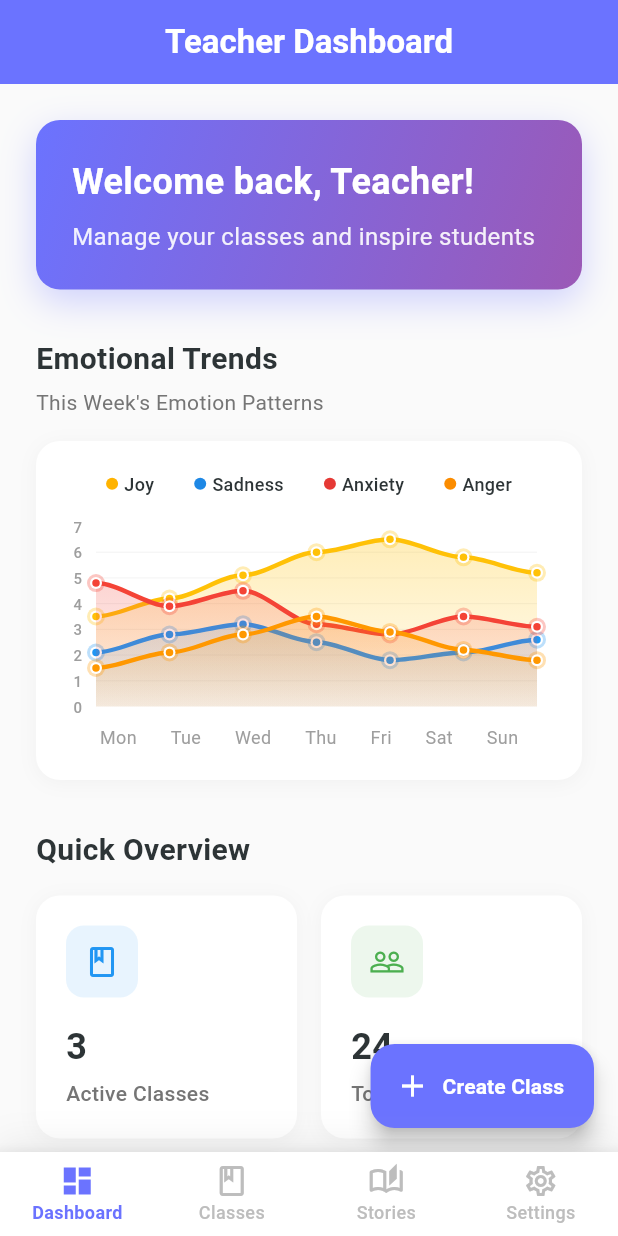
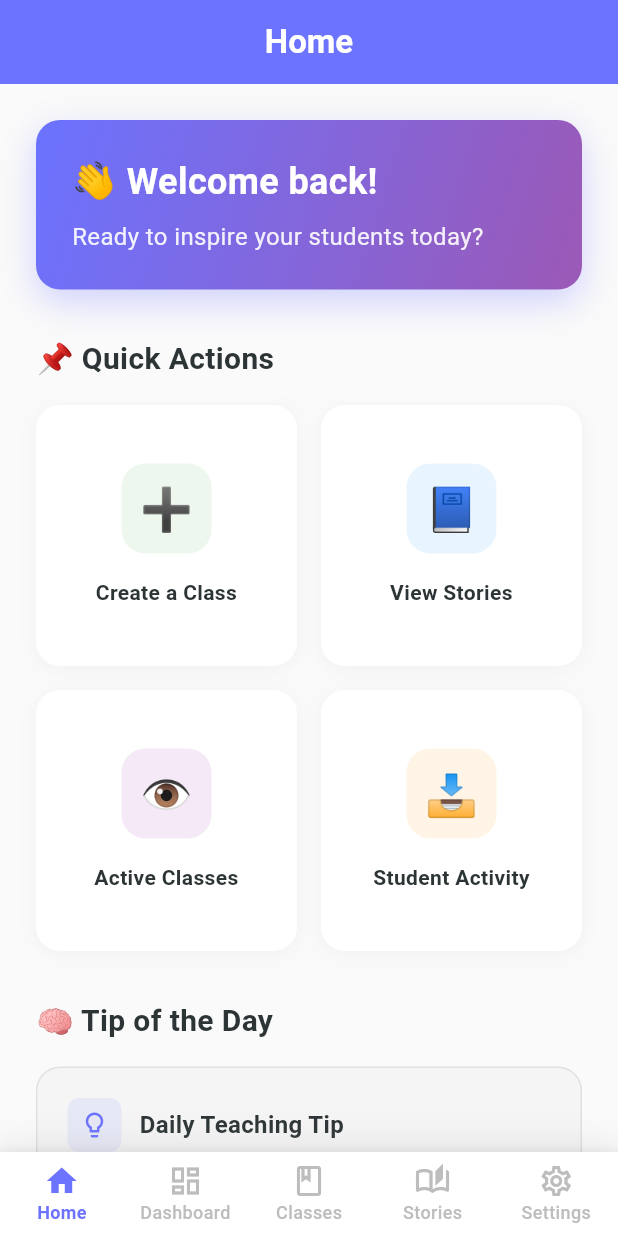
Before and after one commit to DalenVilla/Story-Buddy, a Flutter app: the TeacherHomeScreen screen opened directly, on a phone screen of 412 x 824 dp. Run offline on Flutter 3.47's test engine with Material 3 defaults, Android fonts, the phone set to English and light mode, and no system bars.

Commit message:
added homescreen teacher

```diff
--- /dev/null
+++ b/lib/screens/teacher/teacher_actual_home_screen.dart
@@ -0,0 +1,295 @@
+import 'package:flutter/material.dart';
+import 'teacher_classes_screen.dart';
+import 'teacher_dashboard_screen.dart';
+
+class TeacherActualHomeScreen extends StatelessWidget {
+  final Function(int)? onNavigate;
+
+  const TeacherActualHomeScreen({super.key, this.onNavigate});
+
+  @override
+  Widget build(BuildContext context) {
+    return Scaffold(
+      backgroundColor: Colors.grey[50],
+      appBar: AppBar(
+        title: const Text(
+          'Home',
+          style: TextStyle(
+            fontWeight: FontWeight.w600,
+            color: Colors.white,
+          ),
+        ),
+        backgroundColor: const Color(0xFF6B73FF),
+        elevation: 0,
+        centerTitle: true,
+      ),
+      body: SingleChildScrollView(
+        padding: const EdgeInsets.all(24),
+        child: Column(
+          crossAxisAlignment: CrossAxisAlignment.start,
+          children: [
+            // Welcome Section
+            Container(
+              width: double.infinity,
+              padding: const EdgeInsets.all(24),
+              decoration: BoxDecoration(
+                gradient: const LinearGradient(
+                  colors: [Color(0xFF6B73FF), Color(0xFF9B59B6)],
+                  begin: Alignment.topLeft,
+                  end: Alignment.bottomRight,
+                ),
+                borderRadius: BorderRadius.circular(16),
+                boxShadow: [
+                  BoxShadow(
+                    color: const Color(0xFF6B73FF).withOpacity(0.3),
+                    blurRadius: 20,
+                    offset: const Offset(0, 8),
+                  ),
+                ],
+              ),
+              child: Column(
+                crossAxisAlignment: CrossAxisAlignment.start,
+                children: [
+                  const Text(
+                    '👋 Welcome back!',
+                    style: TextStyle(
+                      fontSize: 24,
+                      fontWeight: FontWeight.bold,
+                      color: Colors.white,
+                    ),
+                  ),
+                  const SizedBox(height: 8),
+                  Text(
+                    'Ready to inspire your students today?',
+                    style: TextStyle(
+                      fontSize: 16,
+                      color: Colors.white.withOpacity(0.9),
+                    ),
+                  ),
+                ],
+              ),
+            ),
+
+            const SizedBox(height: 32),
+
+            // Quick Actions Section
+            const Text(
+              '📌 Quick Actions',
+              style: TextStyle(
+                fontSize: 20,
+                fontWeight: FontWeight.bold,
+                color: Color(0xFF2D3436),
+              ),
+            ),
+            const SizedBox(height: 16),
+
+            // Quick Action Cards Grid
+            GridView.count(
+              crossAxisCount: 2,
+              crossAxisSpacing: 16,
+              mainAxisSpacing: 16,
+              shrinkWrap: true,
+              physics: const NeverScrollableScrollPhysics(),
+              children: [
+                _buildQuickActionCard(
+                  context,
+                  title: 'Create a Class',
+                  icon: Icons.add_circle_outline,
+                  emoji: '➕',
+                  color: Colors.green,
+                  onTap: () => _showCreateClassDialog(context),
+                ),
+                _buildQuickActionCard(
+                  context,
+                  title: 'View Stories',
+                  icon: Icons.auto_stories_outlined,
+                  emoji: '📘',
+                  color: Colors.blue,
+                  onTap: () {
+                    if (onNavigate != null) {
+                      onNavigate!(3); // Navigate to Stories tab
+                    }
+                  },
+                ),
+                _buildQuickActionCard(
+                  context,
+                  title: 'Active Classes',
+                  icon: Icons.visibility_outlined,
+                  emoji: '👁',
+                  color: Colors.purple,
+                  onTap: () {
+                    if (onNavigate != null) {
+                      onNavigate!(2); // Navigate to Classes tab
+                    }
+                  },
+                ),
+                _buildQuickActionCard(
+                  context,
+                  title: 'Student Activity',
+                  icon: Icons.inbox_outlined,
+                  emoji: '📥',
+                  color: Colors.orange,
+                  onTap: () {
+                    if (onNavigate != null) {
+                      onNavigate!(1); // Navigate to Dashboard tab
+                    }
+                  },
+                ),
+              ],
+            ),
+
+            const SizedBox(height: 32),
+
+            // Tip of the Day Section
+            const Text(
+              '🧠 Tip of the Day',
+              style: TextStyle(
+                fontSize: 20,
+                fontWeight: FontWeight.bold,
+                color: Color(0xFF2D3436),
+              ),
+            ),
+            const SizedBox(height: 16),
+
+            _buildTipOfTheDayCard(),
+
+            const SizedBox(height: 24),
+          ],
+        ),
+      ),
+    );
+  }
+
+  Widget _buildQuickActionCard(
+    BuildContext context, {
+    required String title,
+    required IconData icon,
+    required String emoji,
+    required Color color,
+    required VoidCallback onTap,
+  }) {
+    return GestureDetector(
+      onTap: onTap,
+      child: Container(
+        padding: const EdgeInsets.all(20),
+        decoration: BoxDecoration(
+          color: Colors.white,
+          borderRadius: BorderRadius.circular(16),
+          boxShadow: [
+            BoxShadow(
+              color: Colors.grey.withOpacity(0.1),
+              blurRadius: 10,
+              offset: const Offset(0, 2),
+            ),
+          ],
+        ),
+        child: Column(
+          mainAxisAlignment: MainAxisAlignment.center,
+          children: [
+            Container(
+              width: 60,
+              height: 60,
+              decoration: BoxDecoration(
+                color: color.withOpacity(0.1),
+                borderRadius: BorderRadius.circular(16),
+              ),
+              child: Center(
+                child: Text(
+                  emoji,
+                  style: const TextStyle(fontSize: 28),
+                ),
+              ),
+            ),
+            const SizedBox(height: 16),
+            Text(
+              title,
+              style: const TextStyle(
+                fontSize: 14,
+                fontWeight: FontWeight.w600,
+                color: Color(0xFF2D3436),
+              ),
+              textAlign: TextAlign.center,
+            ),
+          ],
+        ),
+      ),
+    );
+  }
+
+  Widget _buildTipOfTheDayCard() {
+    final tips = [
+      "💡 Try incorporating storytelling into math problems to make them more engaging for students.",
+      "🌟 Encourage students to create their own story endings to boost creativity.",
+      "🤝 Use group storytelling activities to improve collaboration skills.",
+      "🎭 Act out story scenes with your students to make reading more interactive.",
+      "📝 Have students illustrate their favorite story moments to enhance comprehension.",
+      "🎨 Create story maps together to help students understand plot structure.",
+      "🌈 Use different colored pens when writing stories to make the process more fun.",
+    ];
+
+    final random = DateTime.now().day % tips.length;
+    final todaysTip = tips[random];
+
+    return Container(
+      width: double.infinity,
+      padding: const EdgeInsets.all(20),
+      decoration: BoxDecoration(
+        color: Colors.grey[100],
+        borderRadius: BorderRadius.circular(16),
+        border: Border.all(
+          color: Colors.grey[300]!,
+          width: 1,
+        ),
+      ),
+      child: Column(
+        crossAxisAlignment: CrossAxisAlignment.start,
+        children: [
+          Row(
+            children: [
+              Container(
+                padding: const EdgeInsets.all(8),
+                decoration: BoxDecoration(
+                  color: const Color(0xFF6B73FF).withOpacity(0.1),
+                  borderRadius: BorderRadius.circular(8),
+                ),
+                child: const Icon(
+                  Icons.lightbulb_outline,
+                  color: Color(0xFF6B73FF),
+                  size: 20,
+                ),
+              ),
+              const SizedBox(width: 12),
+              const Text(
+                'Daily Teaching Tip',
+                style: TextStyle(
+                  fontSize: 16,
+                  fontWeight: FontWeight.w600,
+                  color: Color(0xFF2D3436),
+                ),
+              ),
+            ],
+          ),
+          const SizedBox(height: 16),
+          Text(
+            todaysTip,
+            style: TextStyle(
+              fontSize: 14,
+              color: Colors.grey[700],
+              height: 1.5,
+            ),
+          ),
+        ],
+      ),
+    );
+  }
+
+  void _showCreateClassDialog(BuildContext context) {
+    showDialog(
+      context: context,
+      barrierDismissible: false,
+      builder: (BuildContext context) {
+        return const CreateClassWizard();
+      },
+    );
+  }
+}
--- a/lib/screens/teacher/teacher_dashboard_screen.dart
+++ b/lib/screens/teacher/teacher_dashboard_screen.dart
@@ -21,18 +21,6 @@ class TeacherDashboardScreen extends StatelessWidget {
         backgroundColor: const Color(0xFF6B73FF),
         elevation: 0,
         centerTitle: true,
-      ),
-      floatingActionButton: FloatingActionButton.extended(
-        onPressed: () => _showCreateClassDialog(context),
-        backgroundColor: const Color(0xFF6B73FF),
-        foregroundColor: Colors.white,
-        icon: const Icon(Icons.add),
-        label: const Text(
-          'Create Class',
-          style: TextStyle(
-            fontWeight: FontWeight.w600,
-          ),
-        ),
       ),
       body: SingleChildScrollView(
         padding: const EdgeInsets.all(24),
@@ -753,42 +741,7 @@ class _CreateClassWizardState extends State<CreateClassWizard> {
 
           const SizedBox(height: 20),
 
-          DropdownButtonFormField<String>(
-            value: _selectedSubject,
-            decoration: InputDecoration(
-              labelText: 'Subject',
-              labelStyle: TextStyle(
-                color: Colors.grey[600],
-                fontWeight: FontWeight.w500,
-              ),
-              border: OutlineInputBorder(
-                borderRadius: BorderRadius.circular(16),
-                borderSide: BorderSide(color: Colors.grey[300]!),
-              ),
-              focusedBorder: OutlineInputBorder(
-                borderRadius: BorderRadius.circular(16),
-                borderSide: const BorderSide(
-                  color: Color(0xFF6B73FF),
-                  width: 2,
-                ),
-              ),
-              contentPadding: const EdgeInsets.symmetric(
-                horizontal: 20,
-                vertical: 16,
-              ),
-            ),
-            items: _subjects.map((String subject) {
-              return DropdownMenuItem<String>(
-                value: subject,
-                child: Text(subject),
-              );
-            }).toList(),
-            onChanged: (String? newValue) {
-              setState(() {
-                _selectedSubject = newValue!;
-              });
-            },
-          ),
+
         ],
       ),
     );
--- a/lib/screens/teacher/teacher_home_screen.dart
+++ b/lib/screens/teacher/teacher_home_screen.dart
@@ -1,6 +1,7 @@
 import 'package:flutter/material.dart';
 import 'teacher_dashboard_screen.dart';
 import 'teacher_classes_screen.dart';
+import 'teacher_actual_home_screen.dart';
 
 class TeacherHomeScreen extends StatefulWidget {
   const TeacherHomeScreen({super.key});
@@ -13,9 +14,14 @@ class _TeacherHomeScreenState extends State<TeacherHomeScreen> {
   int _currentIndex = 0;
 
   List<Widget> get _screens => [
+    TeacherActualHomeScreen(onNavigate: (index) {
+      setState(() {
+        _currentIndex = index;
+      });
+    }),
     TeacherDashboardScreen(onNavigateToClasses: () {
       setState(() {
-        _currentIndex = 1; // Switch to Classes tab
+        _currentIndex = 2; // Switch to Classes tab
       });
     }),
     const TeacherClassesScreen(),
@@ -58,6 +64,11 @@ class _TeacherHomeScreenState extends State<TeacherHomeScreen> {
             fontSize: 12,
           ),
           items: const [
+            BottomNavigationBarItem(
+              icon: Icon(Icons.home_outlined, size: 24),
+              activeIcon: Icon(Icons.home, size: 24),
+              label: 'Home',
+            ),
             BottomNavigationBarItem(
               icon: Icon(Icons.dashboard_outlined, size: 24),
               activeIcon: Icon(Icons.dashboard, size: 24),
```
